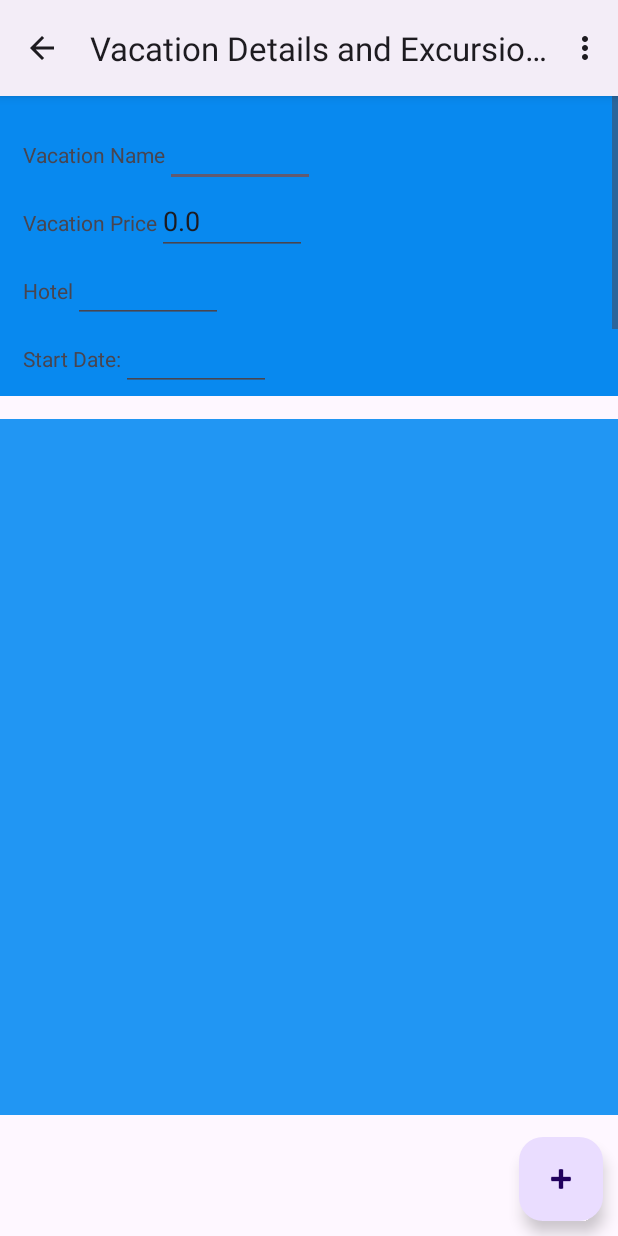
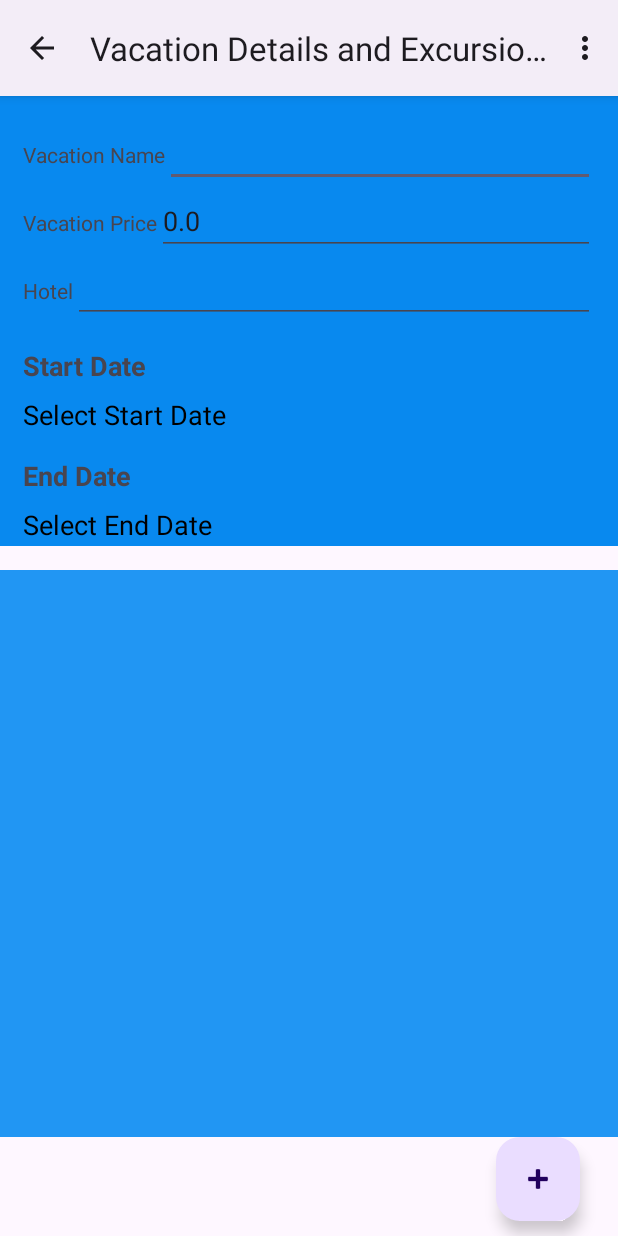
Before and after one commit to ecrai30/RhythmForgeWebApp, an Android app: the VacationDetails screen opened directly, with no data from a screen before it, on a phone screen of 412 x 824 dp. Run offline under Robolectric (Android 15) with nearby library versions, the phone set to English and light mode, and no system bars; our stand-ins replace Room's generated code; 4 statements that could not run were skipped.

Commit message:
Updated layout

```diff
--- a/app/src/main/res/layout/activity_excursion_details.xml
+++ b/app/src/main/res/layout/activity_excursion_details.xml
@@ -6,7 +6,6 @@
     android:layout_width="match_parent"
     android:layout_height="match_parent"
     tools:context=".UI.ExcursionDetails">
-
 
     <androidx.appcompat.widget.LinearLayoutCompat
         android:layout_width="match_parent"
@@ -46,6 +45,7 @@
                 android:layout_height="match_parent"
                 android:id="@+id/excursionPrice"/>
         </androidx.appcompat.widget.LinearLayoutCompat>
+
         <androidx.appcompat.widget.LinearLayoutCompat
             android:layout_width="match_parent"
             android:layout_height="wrap_content"
@@ -60,6 +60,7 @@
                 android:layout_height="match_parent"
                 android:id="@+id/note"/>
         </androidx.appcompat.widget.LinearLayoutCompat>
+
         <androidx.appcompat.widget.LinearLayoutCompat
             android:layout_width="match_parent"
             android:layout_height="wrap_content"
@@ -70,11 +71,24 @@
                 android:layout_height="match_parent"
                 android:text="Date"/>
             <TextView
-                android:layout_width="200dp"
-                android:layout_height="match_parent"
-                android:inputType="none"
-                android:id="@+id/date"/>
+                android:id="@+id/date"
+                android:layout_width="0dp"
+                android:layout_height="wrap_content"
+                android:layout_weight="1"
+                android:clickable="true"
+                android:focusable="true"
+                android:text="Select Date"
+                android:textColor="@android:color/black"
+                android:textSize="18sp" />
+            <ImageButton
+                android:id="@+id/date_picker"
+                android:layout_width="wrap_content"
+                android:layout_height="wrap_content"
+                android:src="@android:drawable/ic_menu_today"
+                android:background="?attr/selectableItemBackground"
+                android:contentDescription="Select Date" />
         </androidx.appcompat.widget.LinearLayoutCompat>
+
         <Spinner
             android:id="@+id/spinner"
             android:layout_width="match_parent"
--- a/app/src/main/res/layout/activity_vacation_details.xml
+++ b/app/src/main/res/layout/activity_vacation_details.xml
@@ -4,16 +4,19 @@
     xmlns:tools="http://schemas.android.com/tools"
     android:id="@+id/main"
     android:layout_width="match_parent"
-    android:layout_height="wrap_content"
+    android:layout_height="match_parent"
     tools:context=".UI.VacationDetails">
 
     <ScrollView
         android:id="@+id/scrollView2"
-        android:layout_width="match_parent"
-        android:layout_height="200dp"
+        android:layout_width="0dp"
+        android:layout_height="300dp"
         android:background="#0889EF"
-        app:layout_constraintLeft_toLeftOf="parent"
-        app:layout_constraintTop_toTopOf="parent">
+        android:layout_marginBottom="16dp"
+        app:layout_constraintTop_toTopOf="parent"
+        app:layout_constraintStart_toStartOf="parent"
+        app:layout_constraintEnd_toEndOf="parent"
+        app:layout_constraintBottom_toTopOf="@+id/excursionrecyclerview">
 
         <LinearLayout
             android:layout_width="match_parent"
@@ -33,8 +36,9 @@
 
                 <EditText
                     android:id="@+id/vacationname"
-                    android:layout_width="100dp"
-                    android:layout_height="wrap_content" />
+                    android:layout_width="0dp"
+                    android:layout_height="wrap_content"
+                    android:layout_weight="1" />
             </LinearLayout>
 
             <LinearLayout
@@ -49,8 +53,9 @@
 
                 <EditText
                     android:id="@+id/vacationprice"
-                    android:layout_width="100dp"
-                    android:layout_height="wrap_content" />
+                    android:layout_width="0dp"
+                    android:layout_height="wrap_content"
+                    android:layout_weight="1" />
             </LinearLayout>
 
             <LinearLayout
@@ -65,67 +70,74 @@
 
                 <EditText
                     android:id="@+id/hotel"
-                    android:layout_width="100dp"
-                    android:layout_height="wrap_content" />
+                    android:layout_width="0dp"
+                    android:layout_height="wrap_content"
+                    android:layout_weight="1" />
             </LinearLayout>
 
-            <LinearLayout
-                android:layout_width="match_parent"
+            <TextView
+                android:id="@+id/startdate_label"
+                android:layout_width="wrap_content"
                 android:layout_height="wrap_content"
-                android:orientation="horizontal">
+                android:text="Start Date"
+                android:textSize="18sp"
+                android:layout_marginTop="16dp"
+                android:textStyle="bold" />
 
             <TextView
+                android:id="@+id/startdate"
                 android:layout_width="wrap_content"
                 android:layout_height="wrap_content"
-                    android:text="Start Date:" />
-
-                <EditText
-                    android:id="@+id/startdate"
-                    android:layout_width="100dp"
-                    android:layout_height="wrap_content" />
-            </LinearLayout>
-
-            <LinearLayout
-                android:layout_width="399dp"
-                android:layout_height="61dp"
-                android:orientation="horizontal">
+                android:clickable="true"
+                android:focusable="true"
+                android:text="Select Start Date"
+                android:textColor="@android:color/black"
+                android:textSize="18sp"
+                android:layout_marginTop="8dp" />
 
             <TextView
+                android:id="@+id/enddate_label"
                 android:layout_width="wrap_content"
                 android:layout_height="wrap_content"
-                    android:text="End Date:" />
+                android:text="End Date"
+                android:textSize="18sp"
+                android:layout_marginTop="16dp"
+                android:textStyle="bold" />
 
-                <EditText
+            <TextView
                 android:id="@+id/enddate"
-                    android:layout_width="100dp"
-                    android:layout_height="wrap_content" />
-            </LinearLayout>
-
+                android:layout_width="wrap_content"
+                android:layout_height="wrap_content"
+                android:clickable="true"
+                android:focusable="true"
+                android:text="Select End Date"
+                android:textColor="@android:color/black"
+                android:textSize="18sp"
+                android:layout_marginTop="8dp" />
         </LinearLayout>
     </ScrollView>
+
+    <androidx.recyclerview.widget.RecyclerView
+        android:id="@+id/excursionrecyclerview"
+        android:layout_width="0dp"
+        android:layout_height="0dp"
+        android:background="#2196F3"
+        app:layout_constraintTop_toBottomOf="@+id/scrollView2"
+        app:layout_constraintBottom_toTopOf="@id/floatingActionButton2"
+        app:layout_constraintStart_toStartOf="parent"
+        app:layout_constraintEnd_toEndOf="parent"/>
 
     <com.google.android.material.floatingactionbutton.FloatingActionButton
         android:id="@+id/floatingActionButton2"
         android:layout_width="56dp"
         android:layout_height="56dp"
         android:layout_margin="10dp"
-        android:layout_marginStart="176dp"
+        android:layout_marginBottom="8dp"
         android:clickable="true"
         android:onClick="enterExcursionDetail"
-        app:layout_constraintRight_toRightOf="parent"
         app:layout_constraintBottom_toBottomOf="parent"
-        app:srcCompat="@android:drawable/ic_input_add"
-        tools:layout_editor_absoluteY="664dp" />
-
-    <androidx.recyclerview.widget.RecyclerView
-        android:id="@+id/excursionrecyclerview"
-        android:layout_width="match_parent"
-        android:layout_height="464dp"
-        android:layout_marginTop="48dp"
-        android:layout_marginBottom="48dp"
-        android:background="#2196F3"
-        app:layout_constraintBottom_toTopOf="@+id/floatingActionButton2"
         app:layout_constraintEnd_toEndOf="parent"
-        app:layout_constraintLeft_toLeftOf="parent"
-        app:layout_constraintTop_toBottomOf="@+id/scrollView2" />
+        app:layout_constraintHorizontal_bias="0.954"
+        app:layout_constraintStart_toStartOf="parent"
+        app:srcCompat="@android:drawable/ic_input_add" />
 </androidx.constraintlayout.widget.ConstraintLayout>
```
Lines whose indentation alone changed are shown as unchanged.
